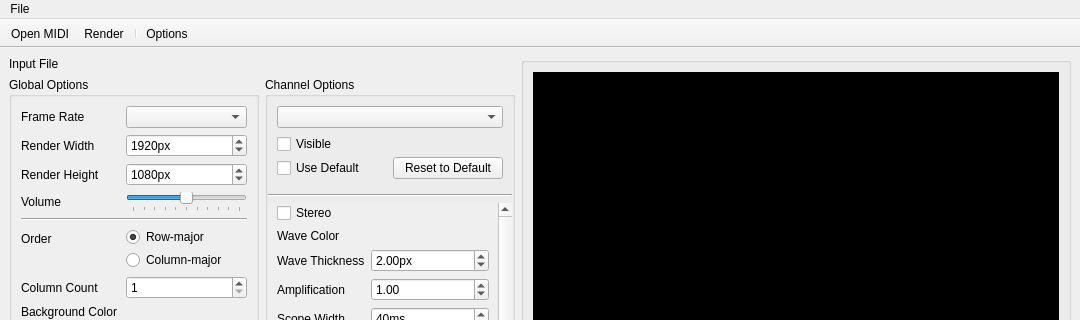
Robert-Furth/Osmium, file mainwindow.ui: the form before one commit; both pictures show x 0 to 1080 and y 0 to 320 of the 1080 by 633 pixel window.
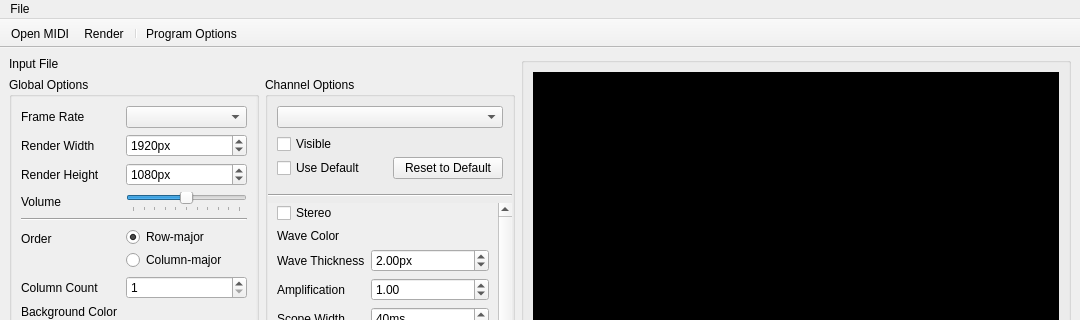
The form after the commit. Icons and pictures are not drawn. Custom widgets are drawn as their Qt base class.

Commit message:
Minor changes to error handling & options
- Tweak "no soundfont" error messages
- Always assign m_ffmpeg_path on startup
- Rename "Options" to "Program Options"
- HTML-escape error messages

```diff
--- a/mainwindow.ui
+++ b/mainwindow.ui
@@ -1111,7 +1111,10 @@
      <normaloff>:/icons/gear</normaloff>:/icons/gear</iconset>
    </property>
    <property name="text">
-    <string>Options</string>
+    <string>Program Options</string>
+   </property>
+   <property name="shortcut">
+    <string>F12</string>
    </property>
    <property name="menuRole">
     <enum>QAction::MenuRole::PreferencesRole</enum>
```
The commit also changes 2 other files.
